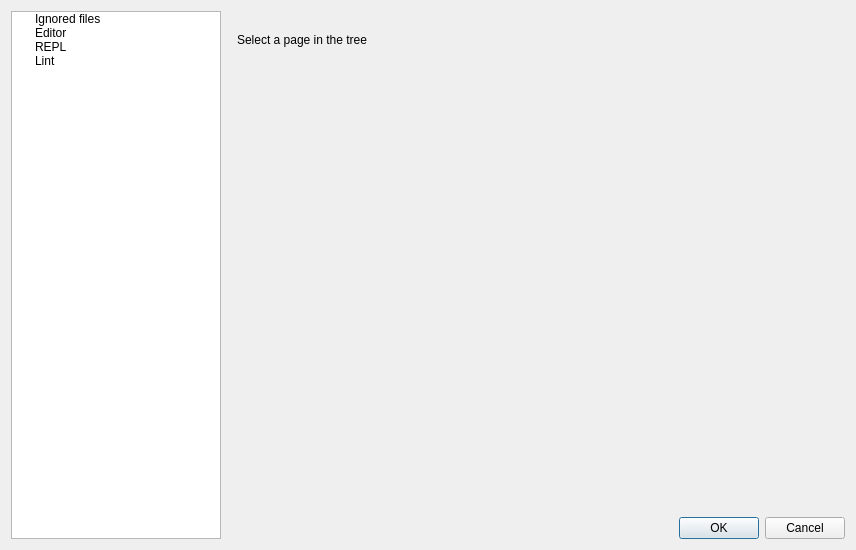
andreikop/enki, file enki/ui/UISettings.ui: the form before one commit.
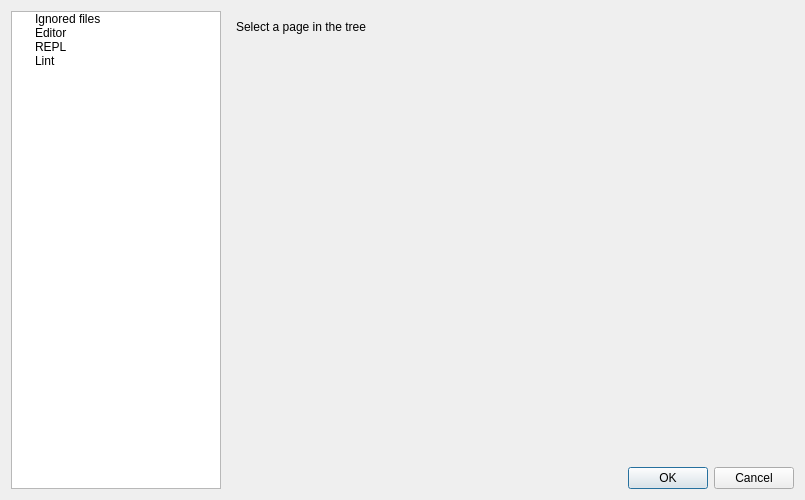
The form after the commit. The open tabs and pages were chosen to show the change.

Commit message:
settings: make the screen smaller
fix #391

The edit to the form file:
```diff
--- a/enki/ui/UISettings.ui
+++ b/enki/ui/UISettings.ui
@@ -6,8 +6,8 @@
    <rect>
     <x>0</x>
     <y>0</y>
-    <width>856</width>
-    <height>550</height>
+    <width>805</width>
+    <height>500</height>
    </rect>
   </property>
   <property name="windowTitle">
@@ -72,7 +72,7 @@
         <number>0</number>
        </property>
        <widget class="QWidget" name="pIgnoredFiles">
-        <layout class="QVBoxLayout" name="verticalLayout_6">
+        <layout class="QVBoxLayout" name="verticalLayout">
          <item>
           <widget class="QGroupBox" name="gbFilesToHide">
            <property name="title">
@@ -123,19 +123,33 @@
         </layout>
        </widget>
        <widget class="QWidget" name="pEditor">
-        <widget class="QLabel" name="label_7">
-         <property name="geometry">
-          <rect>
-           <x>10</x>
-           <y>20</y>
-           <width>547</width>
-           <height>17</height>
-          </rect>
-         </property>
-         <property name="text">
-          <string>Select a page in the tree</string>
-         </property>
-        </widget>
+        <layout class="QVBoxLayout" name="verticalLayout_6">
+         <item>
+          <widget class="QLabel" name="label_7">
+           <property name="text">
+            <string>Select a page in the tree</string>
+           </property>
+          </widget>
+         </item>
+         <item>
+          <spacer name="verticalSpacer_2">
+           <property name="orientation">
+            <enum>Qt::Vertical</enum>
+           </property>
+           <property name="sizeHint" stdset="0">
+            <size>
+             <width>20</width>
+             <height>403</height>
+            </size>
+           </property>
+          </spacer>
+         </item>
+        </layout>
+        <zorder>label_7</zorder>
+        <zorder>verticalSpacer_2</zorder>
+        <zorder>dbbButtons</zorder>
+        <zorder>verticalSpacer_2</zorder>
+        <zorder>verticalSpacer_2</zorder>
        </widget>
        <widget class="QWidget" name="pLint">
         <layout class="QVBoxLayout" name="verticalLayout_2">
```
Left out of the diff: 12 changed lines with no effect on the pictures.
